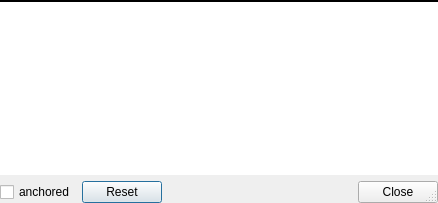
First picture: the form in software/talipot/designer/TalipotLogger.ui, repository anlambert/tulip, before the edit.
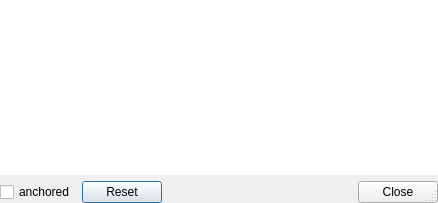
Second picture: the form after the edit.

What changed in the file:
```diff
--- a/software/talipot/designer/TalipotLogger.ui
+++ b/software/talipot/designer/TalipotLogger.ui
@@ -13,9 +13,6 @@
   <property name="windowTitle">
    <string>Talipot Message Log</string>
   </property>
-  <property name="styleSheet">
-   <string notr="true"/>
-  </property>
   <property name="sizeGripEnabled">
    <bool>true</bool>
   </property>
@@ -40,11 +37,6 @@
      <property name="autoFillBackground">
       <bool>false</bool>
      </property>
-     <property name="styleSheet">
-      <string notr="true">QFrame {
-	border-top: 1px solid black;
-}</string>
-     </property>
      <layout class="QVBoxLayout" name="verticalLayout_2">
       <property name="leftMargin">
        <number>0</number>
```
